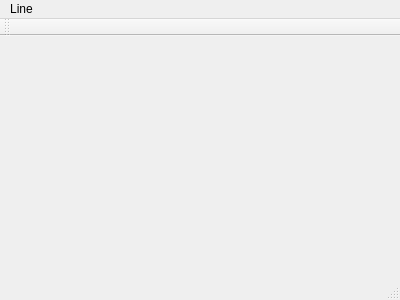
First picture: the form in GraphicsProject/mainwindow.ui, repository a7medfahmy94/SimpleGraphicsPackage, before the edit.
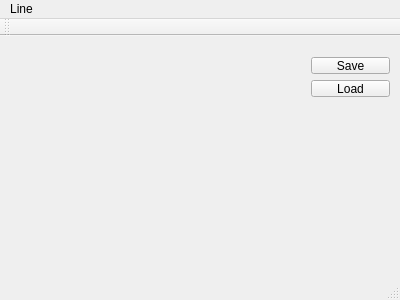
Second picture: the form after the edit.

Diff of the .ui file:
```diff
--- a/GraphicsProject/mainwindow.ui
+++ b/GraphicsProject/mainwindow.ui
@@ -33,6 +33,32 @@
      <set>Qt::AlignCenter</set>
     </property>
    </widget>
+   <widget class="QWidget" name="">
+    <property name="geometry">
+     <rect>
+      <x>300</x>
+      <y>10</y>
+      <width>101</width>
+      <height>62</height>
+     </rect>
+    </property>
+    <layout class="QVBoxLayout" name="verticalLayout">
+     <item>
+      <widget class="QPushButton" name="pushButton">
+       <property name="text">
+        <string>Save</string>
+       </property>
+      </widget>
+     </item>
+     <item>
+      <widget class="QPushButton" name="pushButton_2">
+       <property name="text">
+        <string>Load</string>
+       </property>
+      </widget>
+     </item>
+    </layout>
+   </widget>
   </widget>
   <widget class="QMenuBar" name="menuBar">
    <property name="geometry">
```
